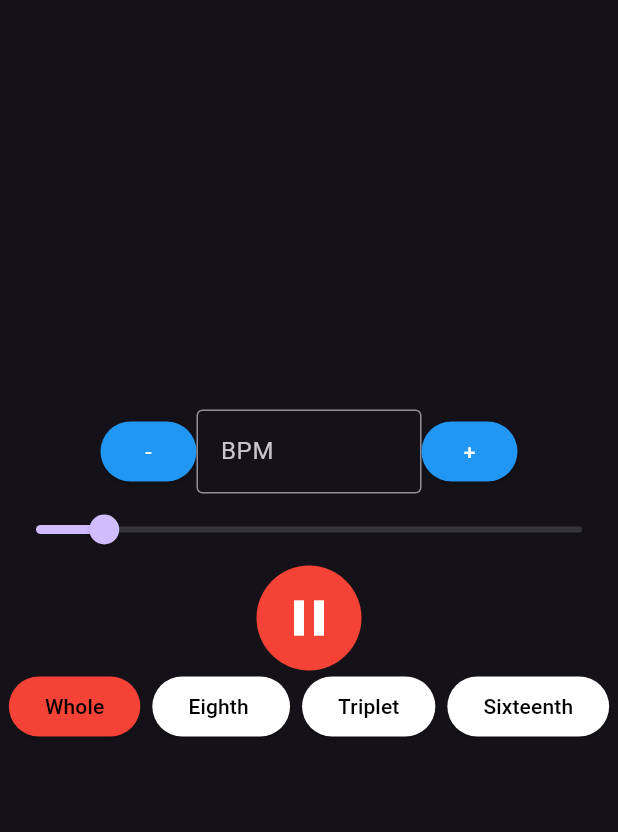
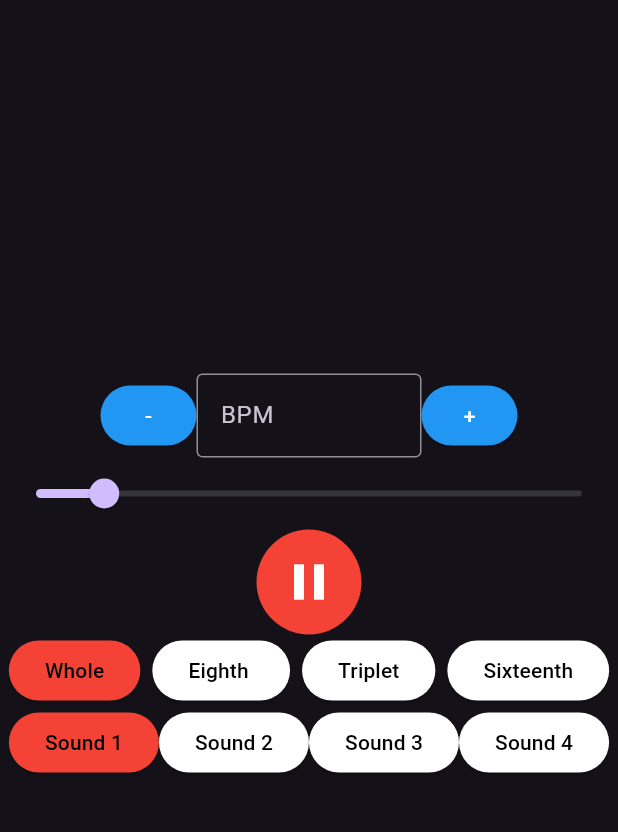
Before and after one commit to AdnanKhaleeli/MetronomeAPP, a Flutter app: the screen it shows after launch, after a tap on the "play arrow" icon, on a phone screen of 412 x 824 dp, the part 84-916 px from its top. Run offline on Flutter 3.47's test engine with Material 3 defaults, Android fonts, the phone set to English and light mode, and no system bars; our stand-ins replace audioplayers; missing offline and left inert: mongo_dart.

```diff
--- a/lib/main.dart
+++ b/lib/main.dart
@@ -92,6 +92,15 @@ class _MetronomeAppState extends State<MetronomeApp> {
   int _currentSectionIndex = 0;
   dynamic? _currentSectionBpm = 0;
 
+  Map<String, Map<String, String>> soundPairs = {
+    'Sound 1': {'hi': 'Perc_Stick_hi.wav', 'lo': 'Perc_Stick_lo.wav'},
+    'Sound 2': {'hi': 'Perc_Tamb_A_hi.wav', 'lo': 'Perc_Tamb_A_lo.wav'},
+    'Sound 3': {'hi': 'Synth_Block_C_hi.wav', 'lo': 'Synth_Block_C_lo.wav'},
+    'Sound 4': {'hi': 'Synth_Square_E_hi.wav', 'lo': 'Synth_Square_E_lo.wav'},
+  };
+
+  String selectedSoundKey = 'Sound 1';
+
   @override
   void initState() {
     super.initState();
@@ -138,21 +147,18 @@ class _MetronomeAppState extends State<MetronomeApp> {
 
   void startMetronome(int subdivisions) {
     final double oneBeat = 60 / _bpm;
-    final double tickDuration =
-        (subdivisions == 1) ? oneBeat : oneBeat / subdivisions;
+    final double tickDuration = (subdivisions == 1) ? oneBeat : oneBeat / subdivisions;
 
     _timer?.cancel();
     _timer = Timer.periodic(
         Duration(milliseconds: (tickDuration * 1000).toInt()), (timer) async {
       tickCount++;
-      await player.setSource(AssetSource('tick_sound_156.wav'));
-
-      if (subdivisions == 1 || tickCount % subdivisions == 0) {
-        await player.setVolume(1.0);
-      } else {
-        await player.setVolume(0.2);
-      }
-
+      String soundToPlay = tickCount % subdivisions == 0
+          ? soundPairs[selectedSoundKey]!['hi']!
+          : soundPairs[selectedSoundKey]!['lo']!;
+      await player.setSource(AssetSource(soundToPlay));
+      print(soundToPlay);
+      await player.setVolume(1.0);
       await player.resume();
     });
 
@@ -520,6 +526,24 @@ class _MetronomeAppState extends State<MetronomeApp> {
                 ),
               ],
             ),
+            Row(
+              mainAxisAlignment: MainAxisAlignment.center,
+              children: [
+                for (var soundKey in soundPairs.keys)
+                  ElevatedButton(
+                    style: ElevatedButton.styleFrom(
+                      backgroundColor: selectedSoundKey == soundKey ? Colors.red : Colors.white,
+                      foregroundColor: Colors.black,
+                    ),
+                    onPressed: () {
+                      setState(() {
+                        selectedSoundKey = soundKey;
+                      });
+                    },
+                    child: Text(soundKey),
+                  ),
+              ],
+            ),
           ],
         ),
       ),
```
Also changed, not shown: pubspec.yaml (+9 -0 lines).
